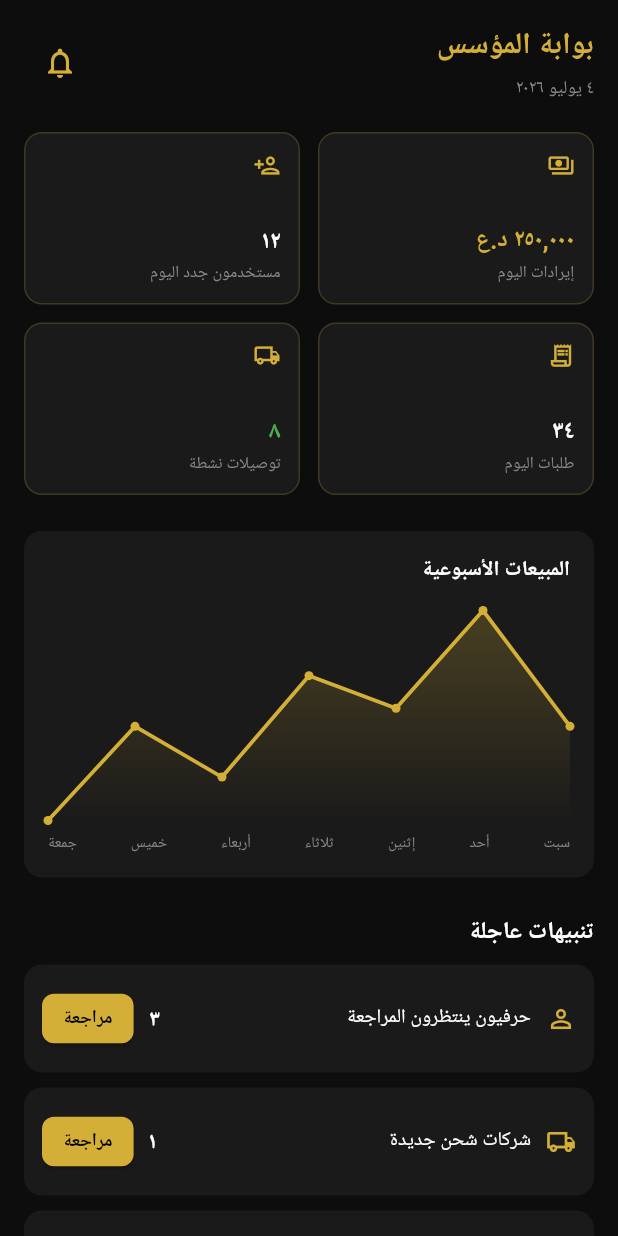
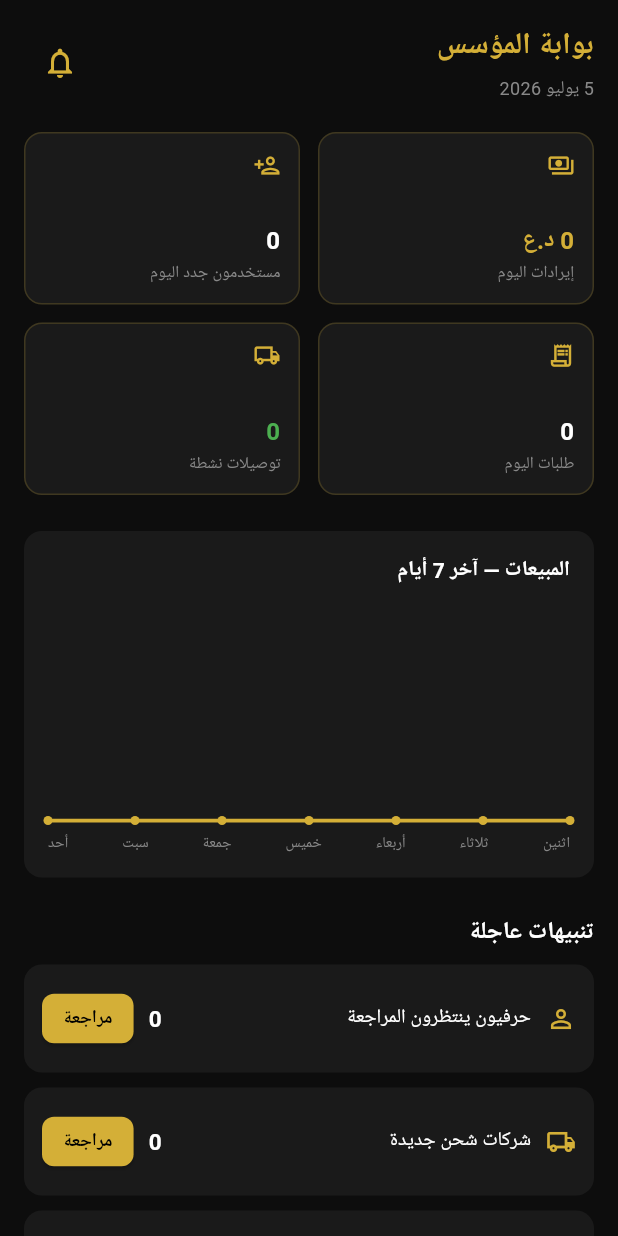
Before and after one commit to btar457/AL_HIRFA, a Flutter app: the AdminDashboardScreen screen opened directly, on a phone screen of 412 x 824 dp. Run offline on Flutter 3.47's test engine with Material 3 defaults, Android fonts, the phone set to English and light mode, and no system bars; our stand-ins replace cached_network_image, cloud_firestore, firebase_auth, firebase_core, firebase_messaging, firebase_storage and 2 more; accounts and stored records are empty; Roboto replaces fonts that are missing (Cairo).

Commit message:
ربط admin_dashboard_screen بإحصائيات حقيقية من admin_service
- استبدال كل الأرقام الوهمية (إيرادات، مستخدمون جدد، طلبات، توصيلات نشطة،
  مبيعات آخر 7 أيام، عدّادات التنبيهات، إحصاءات المنصة) ببيانات حقيقية من
  Firestore عبر admin_service.dart، مجموعة عبر Future.wait واحد لتفادي
  عدّة مؤشرات تحميل منفصلة.
- إيرادات اليوم = مجموع حركات commission المكتملة اليوم فعلياً (من نفس
  سجل transactions المستخدم في wallet_service).
- تنبيه "بلاغات مفتوحة" أصبح يعرض عدد disputes الحقيقي بحالة 'open' (بانتظار
  dispute_service.dart لاحقاً لبناء شاشة مراجعة كاملة).
- أضفت لـ admin_service: getOpenDisputesCount وgetPendingShippingCompaniesCount.

ملاحظة: عدّاد "شركات شحن جديدة" حقيقي لكنه سيبقى صفراً حالياً — تسجيل شركة
الشحن (shipping_register_screen.dart) لا يزال محلياً بالكامل ولا يكتب أي
approvalStatus فعلي؛ ربطه ليس ضمن نطاق هذه الخطوة (لم يُطلب).

flutter analyze: No issues found!

Co-Authored-By: Claude Sonnet 5 <noreply@anthropic.com>
Claude-Session: https://claude.ai/code/session_01FCDWfnfAF6vDU23EdbefGp

```diff
--- a/lib/screens/admin/admin_dashboard_screen.dart
+++ b/lib/screens/admin/admin_dashboard_screen.dart
@@ -1,14 +1,95 @@
 import 'package:flutter/material.dart';
 import '../../core/constants/colors.dart';
+import '../../services/admin_service.dart';
 import 'admin_shipping_screen.dart';
 import 'review_artisans_screen.dart';
 
+String _formatPrice(int value) {
+  final str = value.toString();
+  final buffer = StringBuffer();
+  for (int i = 0; i < str.length; i++) {
+    if (i > 0 && (str.length - i) % 3 == 0) buffer.write(',');
+    buffer.write(str[i]);
+  }
+  return buffer.toString();
+}
+
+String _formatDate(DateTime date) {
+  const months = ['يناير', 'فبراير', 'مارس', 'أبريل', 'مايو', 'يونيو', 'يوليو', 'أغسطس', 'سبتمبر', 'أكتوبر', 'نوفمبر', 'ديسمبر'];
+  return '${date.day} ${months[date.month - 1]} ${date.year}';
+}
+
+class _DashboardData {
+  final int revenueToday;
+  final int newUsersToday;
+  final int ordersToday;
+  final int activeDeliveries;
+  final List<double> weeklySales;
+  final int pendingArtisans;
+  final int pendingShippingCompanies;
+  final int openDisputes;
+  final int activeArtisans;
+  final int buyers;
+  final int shippingCompanies;
+  final int totalProducts;
+
+  const _DashboardData({
+    required this.revenueToday,
+    required this.newUsersToday,
+    required this.ordersToday,
+    required this.activeDeliveries,
+    required this.weeklySales,
+    required this.pendingArtisans,
+    required this.pendingShippingCompanies,
+    required this.openDisputes,
+    required this.activeArtisans,
+    required this.buyers,
+    required this.shippingCompanies,
+    required this.totalProducts,
+  });
+}
+
 /// لوحة تحكم المؤسس الرئيسية (ADMIN-2).
-class AdminDashboardScreen extends StatelessWidget {
+class AdminDashboardScreen extends StatefulWidget {
   const AdminDashboardScreen({super.key});
+  @override
+  State<AdminDashboardScreen> createState() => _AdminDashboardScreenState();
+}
 
-  static const _weeklySales = [120000.0, 250000.0, 180000.0, 320000.0, 275000.0, 410000.0, 250000.0];
-  static const _days = ['سبت', 'أحد', 'إثنين', 'ثلاثاء', 'أربعاء', 'خميس', 'جمعة'];
+class _AdminDashboardScreenState extends State<AdminDashboardScreen> {
+  late final Future<_DashboardData> _future = _load();
+
+  Future<_DashboardData> _load() async {
+    final admin = AdminService.instance;
+    final results = await Future.wait([
+      admin.getRevenueToday(),
+      admin.getNewUsersTodayCount(),
+      admin.getOrdersTodayCount(),
+      admin.getActiveDeliveriesCount(),
+      admin.getWeeklySales(),
+      admin.getPendingArtisansCount(),
+      admin.getPendingShippingCompaniesCount(),
+      admin.getOpenDisputesCount(),
+      admin.getActiveArtisansCount(),
+      admin.getBuyersCount(),
+      admin.getShippingCompaniesCount(),
+      admin.getTotalProductsCount(),
+    ]);
+    return _DashboardData(
+      revenueToday: results[0] as int,
+      newUsersToday: results[1] as int,
+      ordersToday: results[2] as int,
+      activeDeliveries: results[3] as int,
+      weeklySales: results[4] as List<double>,
+      pendingArtisans: results[5] as int,
+      pendingShippingCompanies: results[6] as int,
+      openDisputes: results[7] as int,
+      activeArtisans: results[8] as int,
+      buyers: results[9] as int,
+      shippingCompanies: results[10] as int,
+      totalProducts: results[11] as int,
+    );
+  }
 
   @override
   Widget build(BuildContext context) {
@@ -17,20 +98,32 @@ class AdminDashboardScreen extends StatelessWidget {
       child: Scaffold(
         backgroundColor: AppColors.background,
         body: SafeArea(
-          child: ListView(
+          child: FutureBuilder<_DashboardData>(
+            future: _future,
+            builder: (context, snapshot) {
+              if (snapshot.hasError) {
+                return Center(child: Text('تعذّر تحميل الإحصائيات', style: TextStyle(color: AppColors.subText)));
+              }
+              if (!snapshot.hasData) {
+                return const Center(child: CircularProgressIndicator(color: AppColors.gold));
+              }
+              final data = snapshot.data!;
+              return ListView(
                 padding: const EdgeInsets.all(16),
                 children: [
                   _buildHeader(),
                   const SizedBox(height: 20),
-              _buildStatsGrid(),
+                  _buildStatsGrid(data),
                   const SizedBox(height: 24),
-              _buildChartCard(),
+                  _buildChartCard(data.weeklySales),
                   const SizedBox(height: 24),
-              _buildAlertsSection(context),
+                  _buildAlertsSection(context, data),
                   const SizedBox(height: 24),
-              _buildPlatformStats(),
+                  _buildPlatformStats(data),
                   const SizedBox(height: 16),
                 ],
+              );
+            },
           ),
         ),
       ),
@@ -46,7 +139,7 @@ class AdminDashboardScreen extends StatelessWidget {
           children: [
             const Text('بوابة المؤسس', style: TextStyle(color: AppColors.gold, fontWeight: FontWeight.bold, fontSize: 20)),
             const SizedBox(height: 4),
-            Text('٤ يوليو ٢٠٢٦', style: TextStyle(color: AppColors.subText, fontSize: 12)),
+            Text(_formatDate(DateTime.now()), style: TextStyle(color: AppColors.subText, fontSize: 12)),
           ],
         ),
         IconButton(icon: const Icon(Icons.notifications_outlined, color: AppColors.gold), onPressed: () {}),
@@ -54,7 +147,7 @@ class AdminDashboardScreen extends StatelessWidget {
     );
   }
 
-  Widget _buildStatsGrid() {
+  Widget _buildStatsGrid(_DashboardData data) {
     return GridView.count(
       crossAxisCount: 2,
       shrinkWrap: true,
@@ -63,10 +156,10 @@ class AdminDashboardScreen extends StatelessWidget {
       mainAxisSpacing: 12,
       childAspectRatio: 1.6,
       children: [
-        _buildStatCard(icon: Icons.payments_outlined, label: 'إيرادات اليوم', value: '٢٥٠,٠٠٠ د.ع', valueColor: AppColors.gold),
-        _buildStatCard(icon: Icons.person_add_outlined, label: 'مستخدمون جدد اليوم', value: '١٢', valueColor: AppColors.text),
-        _buildStatCard(icon: Icons.receipt_long_outlined, label: 'طلبات اليوم', value: '٣٤', valueColor: AppColors.text),
-        _buildStatCard(icon: Icons.local_shipping_outlined, label: 'توصيلات نشطة', value: '٨', valueColor: Colors.green),
+        _buildStatCard(icon: Icons.payments_outlined, label: 'إيرادات اليوم', value: '${_formatPrice(data.revenueToday)} د.ع', valueColor: AppColors.gold),
+        _buildStatCard(icon: Icons.person_add_outlined, label: 'مستخدمون جدد اليوم', value: '${data.newUsersToday}', valueColor: AppColors.text),
+        _buildStatCard(icon: Icons.receipt_long_outlined, label: 'طلبات اليوم', value: '${data.ordersToday}', valueColor: AppColors.text),
+        _buildStatCard(icon: Icons.local_shipping_outlined, label: 'توصيلات نشطة', value: '${data.activeDeliveries}', valueColor: Colors.green),
       ],
     );
   }
@@ -88,33 +181,38 @@ class AdminDashboardScreen extends StatelessWidget {
     );
   }
 
-  Widget _buildChartCard() {
+  Widget _buildChartCard(List<double> weeklySales) {
+    final days = List.generate(7, (i) {
+      final day = DateTime.now().subtract(Duration(days: 6 - i));
+      const weekdays = ['اثنين', 'ثلاثاء', 'أربعاء', 'خميس', 'جمعة', 'سبت', 'أحد'];
+      return weekdays[day.weekday - 1];
+    });
     return Container(
       padding: const EdgeInsets.all(16),
       decoration: BoxDecoration(color: AppColors.card, borderRadius: BorderRadius.circular(12)),
       child: Column(
         crossAxisAlignment: CrossAxisAlignment.start,
         children: [
-          const Text('المبيعات الأسبوعية', style: TextStyle(color: AppColors.text, fontWeight: FontWeight.bold, fontSize: 14)),
+          const Text('المبيعات — آخر 7 أيام', style: TextStyle(color: AppColors.text, fontWeight: FontWeight.bold, fontSize: 14)),
           const SizedBox(height: 16),
           SizedBox(
             height: 140,
             child: CustomPaint(
               size: Size.infinite,
-              painter: _LineChartPainter(_weeklySales),
+              painter: _LineChartPainter(weeklySales),
             ),
           ),
           const SizedBox(height: 8),
           Row(
             mainAxisAlignment: MainAxisAlignment.spaceBetween,
-            children: _days.map((d) => Text(d, style: TextStyle(color: AppColors.subText, fontSize: 10))).toList(),
+            children: days.map((d) => Text(d, style: TextStyle(color: AppColors.subText, fontSize: 10))).toList(),
           ),
         ],
       ),
     );
   }
 
-  Widget _buildAlertsSection(BuildContext context) {
+  Widget _buildAlertsSection(BuildContext context, _DashboardData data) {
     return Column(
       crossAxisAlignment: CrossAxisAlignment.start,
       children: [
@@ -123,21 +221,21 @@ class AdminDashboardScreen extends StatelessWidget {
         _buildAlertTile(
           icon: Icons.person_outline,
           label: 'حرفيون ينتظرون المراجعة',
-          count: '٣',
+          count: '${data.pendingArtisans}',
           buttonColor: AppColors.gold,
           onTap: () => Navigator.push(context, MaterialPageRoute(builder: (_) => const ReviewArtisansScreen())),
         ),
         _buildAlertTile(
           icon: Icons.local_shipping_outlined,
           label: 'شركات شحن جديدة',
-          count: '١',
+          count: '${data.pendingShippingCompanies}',
           buttonColor: AppColors.gold,
           onTap: () => Navigator.push(context, MaterialPageRoute(builder: (_) => const AdminShippingScreen())),
         ),
         _buildAlertTile(
           icon: Icons.report_gmailerrorred_outlined,
-          label: 'بلاغات مستخدمين',
-          count: '٢',
+          label: 'بلاغات مفتوحة',
+          count: '${data.openDisputes}',
           buttonColor: Colors.redAccent,
           onTap: () => showDialog(
             context: context,
@@ -185,19 +283,19 @@ class AdminDashboardScreen extends StatelessWidget {
     );
   }
 
-  Widget _buildPlatformStats() {
+  Widget _buildPlatformStats(_DashboardData data) {
     return Container(
       padding: const EdgeInsets.all(16),
       decoration: BoxDecoration(color: AppColors.card, borderRadius: BorderRadius.circular(12)),
       child: Column(
         children: [
-          _statRow('إجمالي الحرفيين النشطين', '١٤٨'),
+          _statRow('إجمالي الحرفيين النشطين', '${data.activeArtisans}'),
           Divider(color: AppColors.subText.withOpacity(0.15)),
-          _statRow('إجمالي المشترين', '٢,٣١٠'),
+          _statRow('إجمالي المشترين', '${data.buyers}'),
           Divider(color: AppColors.subText.withOpacity(0.15)),
-          _statRow('إجمالي شركات الشحن', '٩'),
+          _statRow('إجمالي شركات الشحن', '${data.shippingCompanies}'),
           Divider(color: AppColors.subText.withOpacity(0.15)),
-          _statRow('إجمالي المنتجات', '٥٧٦'),
+          _statRow('إجمالي المنتجات', '${data.totalProducts}'),
         ],
       ),
     );
--- a/lib/services/admin_service.dart
+++ b/lib/services/admin_service.dart
@@ -39,6 +39,7 @@ class AdminService {
   Future<int> getBuyersCount() => _countUsers(role: 'customer');
   Future<int> getShippingCompaniesCount() => _countUsers(role: 'shipping', isActive: true);
   Future<int> getPendingArtisansCount() => _countUsers(role: 'artisan', approvalStatus: 'pending');
+  Future<int> getPendingShippingCompaniesCount() => _countUsers(role: 'shipping', approvalStatus: 'pending');
 
   Future<int> getTotalProductsCount() async {
     final snapshot = await _firestore.collection(_productsCollection).count().get();
@@ -69,6 +70,11 @@ class AdminService {
         .where('createdAt', isGreaterThanOrEqualTo: Timestamp.fromDate(_todayStart))
         .get();
     return snapshot.docs.fold<int>(0, (acc, doc) => acc + (doc.data()['amount'] as int? ?? 0));
+  }
+
+  Future<int> getOpenDisputesCount() async {
+    final snapshot = await _firestore.collection('disputes').where('status', isEqualTo: 'open').count().get();
+    return snapshot.count ?? 0;
   }
 
   /// إجمالي مبيعات آخر 7 أيام (قيمة الطلبات المُنشأة كل يوم)، من الأقدم
```
Lines whose indentation alone changed are shown as unchanged.
